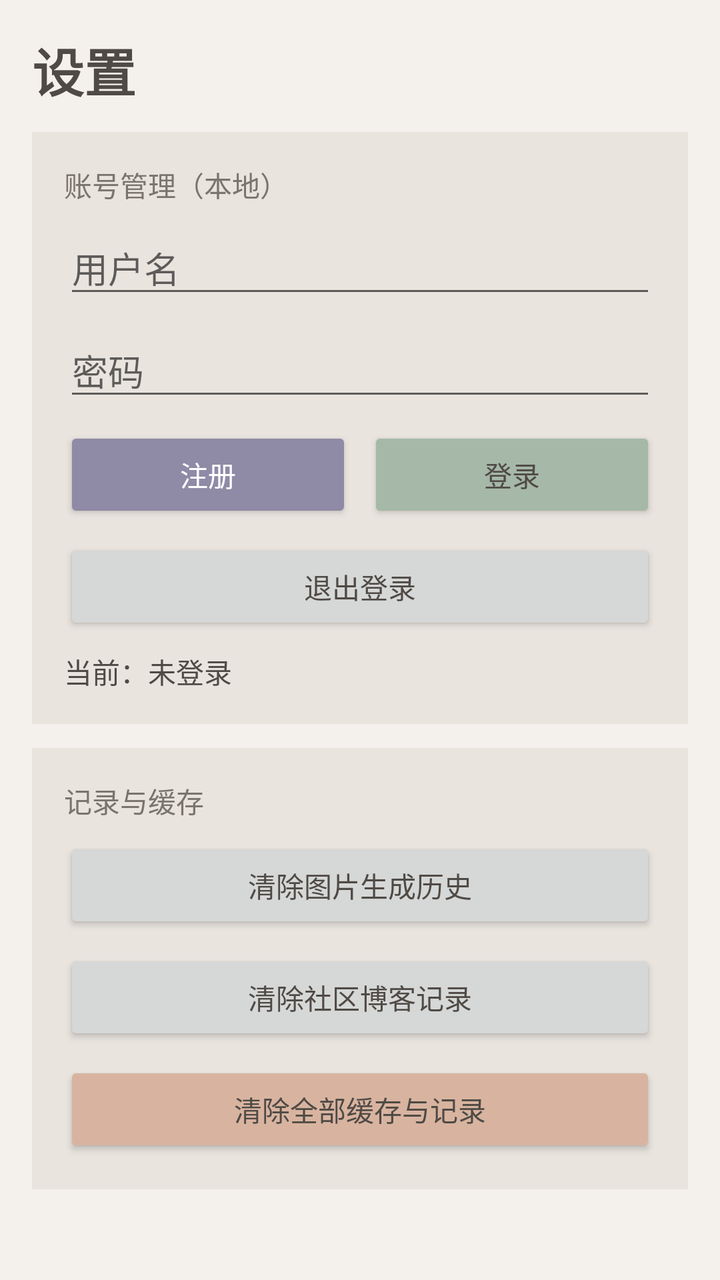
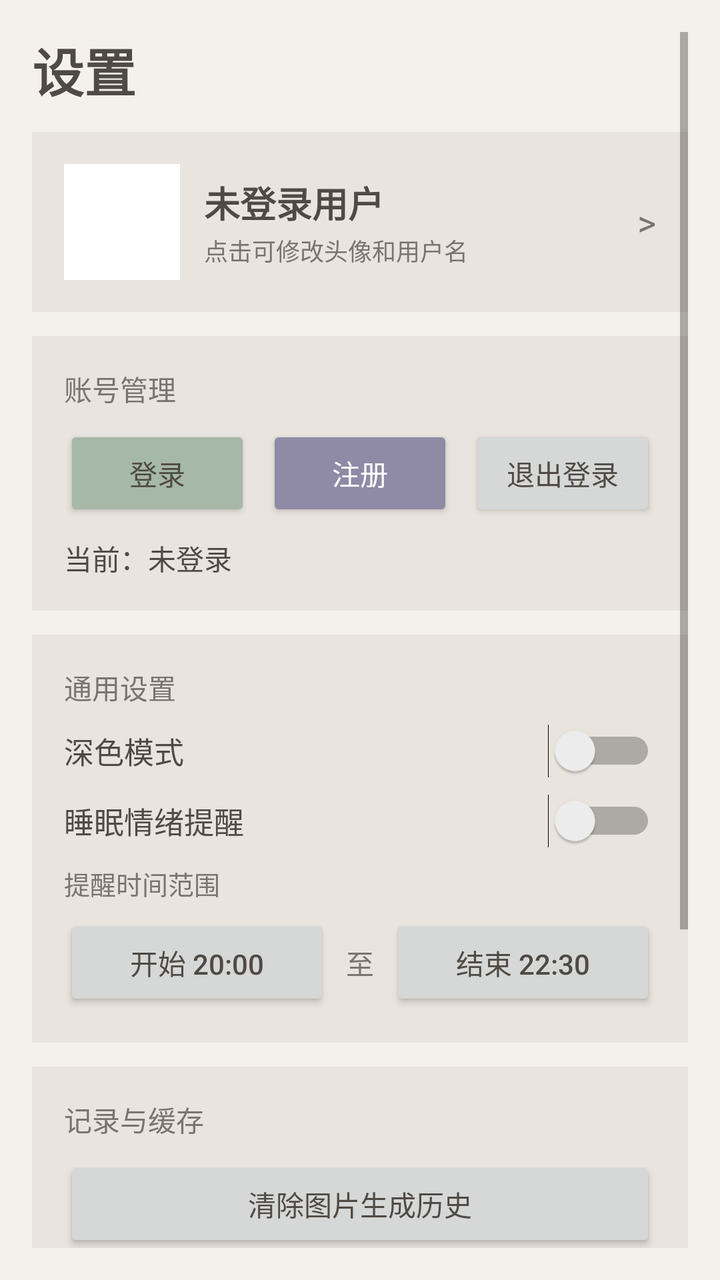

Before-and-after screenshots of an Android layout around one commit, followed by the original layout XML and the change that was made.
<!-- AndroidManifest.xml: application theme Theme.DreamAnalyzer -->
<!-- res/layout/fragment_settings.xml -->
<?xml version="1.0" encoding="utf-8"?>
<ScrollView xmlns:android="http://schemas.android.com/apk/res/android"
    android:layout_width="match_parent"
    android:layout_height="match_parent"
    android:background="@color/morandi_bg"
    android:fillViewport="true"
    android:padding="16dp">

    <LinearLayout
        android:layout_width="match_parent"
        android:layout_height="wrap_content"
        android:orientation="vertical">

        <TextView
            android:layout_width="wrap_content"
            android:layout_height="wrap_content"
            android:text="设置"
            android:textColor="@color/morandi_text_primary"
            android:textSize="26sp"
            android:textStyle="bold" />

        <LinearLayout
            android:layout_width="match_parent"
            android:layout_height="wrap_content"
            android:layout_marginTop="12dp"
            android:background="@color/morandi_card"
            android:orientation="vertical"
            android:padding="16dp">

            <TextView
                android:layout_width="wrap_content"
                android:layout_height="wrap_content"
                android:text="账号管理（本地）"
                android:textColor="@color/morandi_text_secondary"
                android:textSize="14sp" />

            <EditText
                android:id="@+id/et_username"
                android:layout_width="match_parent"
                android:layout_height="wrap_content"
                android:layout_marginTop="8dp"
                android:hint="用户名"
                android:inputType="text"
                android:textColor="@color/morandi_text_primary" />

            <EditText
                android:id="@+id/et_password"
                android:layout_width="match_parent"
                android:layout_height="wrap_content"
                android:layout_marginTop="8dp"
                android:hint="密码"
                android:inputType="textPassword"
                android:textColor="@color/morandi_text_primary" />

            <LinearLayout
                android:layout_width="match_parent"
                android:layout_height="wrap_content"
                android:layout_marginTop="8dp"
                android:orientation="horizontal">

                <Button
                    android:id="@+id/btn_register"
                    android:layout_width="0dp"
                    android:layout_height="wrap_content"
                    android:layout_weight="1"
                    android:backgroundTint="@color/morandi_primary"
                    android:text="注册"
                    android:textColor="@color/white" />

                <Button
                    android:id="@+id/btn_login"
                    android:layout_width="0dp"
                    android:layout_height="wrap_content"
                    android:layout_marginStart="8dp"
                    android:layout_weight="1"
                    android:backgroundTint="@color/morandi_secondary"
                    android:text="登录"
                    android:textColor="@color/morandi_text_primary" />
            </LinearLayout>

            <Button
                android:id="@+id/btn_logout"
                android:layout_width="match_parent"
                android:layout_height="wrap_content"
                android:layout_marginTop="8dp"
                android:text="退出登录"
                android:textColor="@color/morandi_text_primary" />

            <TextView
                android:id="@+id/tv_login_status"
                android:layout_width="match_parent"
                android:layout_height="wrap_content"
                android:layout_marginTop="8dp"
                android:text="当前：未登录"
                android:textColor="@color/morandi_text_primary"
                android:textSize="14sp" />
        </LinearLayout>

        <LinearLayout
            android:layout_width="match_parent"
            android:layout_height="wrap_content"
            android:layout_marginTop="12dp"
            android:background="@color/morandi_card"
            android:orientation="vertical"
            android:padding="16dp">

            <TextView
                android:layout_width="wrap_content"
                android:layout_height="wrap_content"
                android:text="记录与缓存"
                android:textColor="@color/morandi_text_secondary"
                android:textSize="14sp" />

            <Button
                android:id="@+id/btn_clear_image_history"
                android:layout_width="match_parent"
                android:layout_height="wrap_content"
                android:layout_marginTop="8dp"
                android:text="清除图片生成历史"
                android:textColor="@color/morandi_text_primary" />

            <Button
                android:id="@+id/btn_clear_post_history"
                android:layout_width="match_parent"
                android:layout_height="wrap_content"
                android:layout_marginTop="8dp"
                android:text="清除社区博客记录"
                android:textColor="@color/morandi_text_primary" />

            <Button
                android:id="@+id/btn_clear_all"
                android:layout_width="match_parent"
                android:layout_height="wrap_content"
                android:layout_marginTop="8dp"
                android:backgroundTint="@color/morandi_accent"
                android:text="清除全部缓存与记录"
                android:textColor="@color/morandi_text_primary" />
        </LinearLayout>

    </LinearLayout>

</ScrollView>
<!-- resources referenced by this layout -->
<resources>
  <color name="morandi_accent">#D8B4A0</color>
  <color name="morandi_bg">#F4F1ED</color>
  <color name="morandi_card">#E9E4DE</color>
  <color name="morandi_primary">#8F8AA6</color>
  <color name="morandi_secondary">#A6B8A7</color>
  <color name="morandi_text_primary">#4F4A45</color>
  <color name="morandi_text_secondary">#7A746E</color>
  <color name="white">#FFFFFFFF</color>
  <style name="Theme.DreamAnalyzer" parent="Theme.MaterialComponents.Light.NoActionBar">
          <item name="colorPrimary">@color/morandi_primary</item>
          <item name="colorPrimaryVariant">@color/morandi_primary_dark</item>
          <item name="colorOnPrimary">@color/white</item>
  
          <item name="colorSecondary">@color/morandi_secondary</item>
          <item name="colorSecondaryVariant">@color/morandi_secondary</item>
          <item name="colorOnSecondary">@color/morandi_text_primary</item>
  
          <item name="android:statusBarColor">@color/morandi_primary_dark</item>
          <item name="android:navigationBarColor">@color/morandi_bg</item>
          <item name="android:windowBackground">@color/morandi_bg</item>
      </style>
  <color name="morandi_primary_dark">#7B7691</color>
</resources>

<!-- the commit's change to res/layout/fragment_settings.xml (unified diff, before → after) -->
@@ -20,71 +20,105 @@
             android:textStyle="bold" />
 
         <LinearLayout
-            android:layout_width="match_parent"
-            android:layout_height="wrap_content"
-            android:layout_marginTop="12dp"
-            android:background="@color/morandi_card"
-            android:orientation="vertical"
-            android:padding="16dp">
-
-            <TextView
-                android:layout_width="wrap_content"
-                android:layout_height="wrap_content"
-                android:text="账号管理（本地）"
-                android:textColor="@color/morandi_text_secondary"
-                android:textSize="14sp" />
-
-            <EditText
-                android:id="@+id/et_username"
-                android:layout_width="match_parent"
-                android:layout_height="wrap_content"
-                android:layout_marginTop="8dp"
-                android:hint="用户名"
-                android:inputType="text"
-                android:textColor="@color/morandi_text_primary" />
-
-            <EditText
-                android:id="@+id/et_password"
-                android:layout_width="match_parent"
-                android:layout_height="wrap_content"
-                android:layout_marginTop="8dp"
-                android:hint="密码"
-                android:inputType="textPassword"
-                android:textColor="@color/morandi_text_primary" />
-
-            <LinearLayout
-                android:layout_width="match_parent"
-                android:layout_height="wrap_content"
-                android:layout_marginTop="8dp"
-                android:orientation="horizontal">
+            android:id="@+id/layout_profile"
+            android:layout_width="match_parent"
+            android:layout_height="wrap_content"
+            android:layout_marginTop="12dp"
+            android:background="@color/morandi_card"
+            android:gravity="center_vertical"
+            android:orientation="horizontal"
+            android:padding="16dp">
+
+            <ImageView
+                android:id="@+id/iv_avatar"
+                android:layout_width="58dp"
+                android:layout_height="58dp"
+                android:background="@android:color/white"
+                android:scaleType="centerCrop"
+                android:src="@android:drawable/sym_def_app_icon" />
+
+            <LinearLayout
+                android:layout_width="0dp"
+                android:layout_height="wrap_content"
+                android:layout_marginStart="12dp"
+                android:layout_weight="1"
+                android:orientation="vertical">
+
+                <TextView
+                    android:id="@+id/tv_profile_name"
+                    android:layout_width="wrap_content"
+                    android:layout_height="wrap_content"
+                    android:text="未登录用户"
+                    android:textColor="@color/morandi_text_primary"
+                    android:textSize="18sp"
+                    android:textStyle="bold" />
+
+                <TextView
+                    android:layout_width="wrap_content"
+                    android:layout_height="wrap_content"
+                    android:layout_marginTop="2dp"
+                    android:text="点击可修改头像和用户名"
+                    android:textColor="@color/morandi_text_secondary"
+                    android:textSize="12sp" />
+            </LinearLayout>
+
+            <TextView
+                android:layout_width="wrap_content"
+                android:layout_height="wrap_content"
+                android:text=">"
+                android:textColor="@color/morandi_text_secondary"
+                android:textSize="18sp" />
+        </LinearLayout>
+
+        <LinearLayout
+            android:layout_width="match_parent"
+            android:layout_height="wrap_content"
+            android:layout_marginTop="12dp"
+            android:background="@color/morandi_card"
+            android:orientation="vertical"
+            android:padding="16dp">
+
+            <TextView
+                android:layout_width="wrap_content"
+                android:layout_height="wrap_content"
+                android:text="账号管理"
+                android:textColor="@color/morandi_text_secondary"
+                android:textSize="14sp" />
+
+            <LinearLayout
+                android:layout_width="match_parent"
+                android:layout_height="wrap_content"
+                android:layout_marginTop="8dp"
+                android:orientation="horizontal">
+
+                <Button
+                    android:id="@+id/btn_login"
+                    android:layout_width="0dp"
+                    android:layout_height="wrap_content"
+                    android:layout_weight="1"
+                    android:backgroundTint="@color/morandi_secondary"
+                    android:text="登录"
+                    android:textColor="@color/morandi_text_primary" />
 
                 <Button
                     android:id="@+id/btn_register"
                     android:layout_width="0dp"
                     android:layout_height="wrap_content"
+                    android:layout_marginStart="8dp"
                     android:layout_weight="1"
                     android:backgroundTint="@color/morandi_primary"
                     android:text="注册"
                     android:textColor="@color/white" />
 
                 <Button
-                    android:id="@+id/btn_login"
+                    android:id="@+id/btn_logout"
                     android:layout_width="0dp"
                     android:layout_height="wrap_content"
                     android:layout_marginStart="8dp"
                     android:layout_weight="1"
-                    android:backgroundTint="@color/morandi_secondary"
-                    android:text="登录"
-                    android:textColor="@color/morandi_text_primary" />
-            </LinearLayout>
-
-            <Button
-                android:id="@+id/btn_logout"
-                android:layout_width="match_parent"
-                android:layout_height="wrap_content"
-                android:layout_marginTop="8dp"
-                android:text="退出登录"
-                android:textColor="@color/morandi_text_primary" />
+                    android:text="退出登录"
+                    android:textColor="@color/morandi_text_primary" />
+            </LinearLayout>
 
             <TextView
                 android:id="@+id/tv_login_status"
@@ -94,6 +128,103 @@
                 android:text="当前：未登录"
                 android:textColor="@color/morandi_text_primary"
                 android:textSize="14sp" />
+        </LinearLayout>
+
+        <LinearLayout
+            android:layout_width="match_parent"
+            android:layout_height="wrap_content"
+            android:layout_marginTop="12dp"
+            android:background="@color/morandi_card"
+            android:orientation="vertical"
+            android:padding="16dp">
+
+            <TextView
+                android:layout_width="wrap_content"
+                android:layout_height="wrap_content"
+                android:text="通用设置"
+                android:textColor="@color/morandi_text_secondary"
+                android:textSize="14sp" />
+
+            <LinearLayout
+                android:layout_width="match_parent"
+                android:layout_height="wrap_content"
+                android:layout_marginTop="8dp"
+                android:gravity="center_vertical"
+                android:orientation="horizontal">
+
+                <TextView
+                    android:layout_width="0dp"
+                    android:layout_height="wrap_content"
+                    android:layout_weight="1"
+                    android:text="深色模式"
+                    android:textColor="@color/morandi_text_primary"
+                    android:textSize="15sp" />
+
+                <Switch
+                    android:id="@+id/switch_dark_mode"
+                    android:layout_width="wrap_content"
+                    android:layout_height="wrap_content" />
+            </LinearLayout>
+
+            <LinearLayout
+                android:layout_width="match_parent"
+                android:layout_height="wrap_content"
+                android:layout_marginTop="8dp"
+                android:gravity="center_vertical"
+                android:orientation="horizontal">
+
+                <TextView
+                    android:layout_width="0dp"
+                    android:layout_height="wrap_content"
+                    android:layout_weight="1"
+                    android:text="睡眠情绪提醒"
+                    android:textColor="@color/morandi_text_primary"
+                    android:textSize="15sp" />
+
+                <Switch
+                    android:id="@+id/switch_notify"
+                    android:layout_width="wrap_content"
+                    android:layout_height="wrap_content" />
+            </LinearLayout>
+
+            <TextView
+                android:layout_width="wrap_content"
+                android:layout_height="wrap_content"
+                android:layout_marginTop="8dp"
+                android:text="提醒时间范围"
+                android:textColor="@color/morandi_text_secondary"
+                android:textSize="13sp" />
+
+            <LinearLayout
+                android:layout_width="match_parent"
+                android:layout_height="wrap_content"
+                android:layout_marginTop="6dp"
+                android:gravity="center_vertical"
+                android:orientation="horizontal">
+
+                <Button
+                    android:id="@+id/btn_notify_start"
+                    android:layout_width="0dp"
+                    android:layout_height="wrap_content"
+                    android:layout_weight="1"
+                    android:text="开始 20:00"
+                    android:textColor="@color/morandi_text_primary" />
+
+                <TextView
+                    android:layout_width="wrap_content"
+                    android:layout_height="wrap_content"
+                    android:layout_marginHorizontal="8dp"
+                    android:text="至"
+                    android:textColor="@color/morandi_text_secondary" />
+
+                <Button
+                    android:id="@+id/btn_notify_end"
+                    android:layout_width="0dp"
+                    android:layout_height="wrap_content"
+                    android:layout_weight="1"
+                    android:text="结束 22:30"
+                    android:textColor="@color/morandi_text_primary" />
+            </LinearLayout>
         </LinearLayout>
 
         <LinearLayout
@@ -137,6 +268,31 @@
                 android:textColor="@color/morandi_text_primary" />
         </LinearLayout>
 
+        <LinearLayout
+            android:layout_width="match_parent"
+            android:layout_height="wrap_content"
+            android:layout_marginTop="12dp"
+            android:layout_marginBottom="20dp"
+            android:background="@color/morandi_card"
+            android:orientation="vertical"
+            android:padding="16dp">
+
+            <TextView
+                android:layout_width="wrap_content"
+                android:layout_height="wrap_content"
+                android:text="关于我们"
+                android:textColor="@color/morandi_text_secondary"
+                android:textSize="14sp" />
+
+            <TextView
+                android:layout_width="wrap_content"
+                android:layout_height="wrap_content"
+                android:layout_marginTop="8dp"
+                android:text="（内容待补充）"
+                android:textColor="@color/morandi_text_primary"
+                android:textSize="14sp" />
+        </LinearLayout>
+
     </LinearLayout>
 
 </ScrollView>
